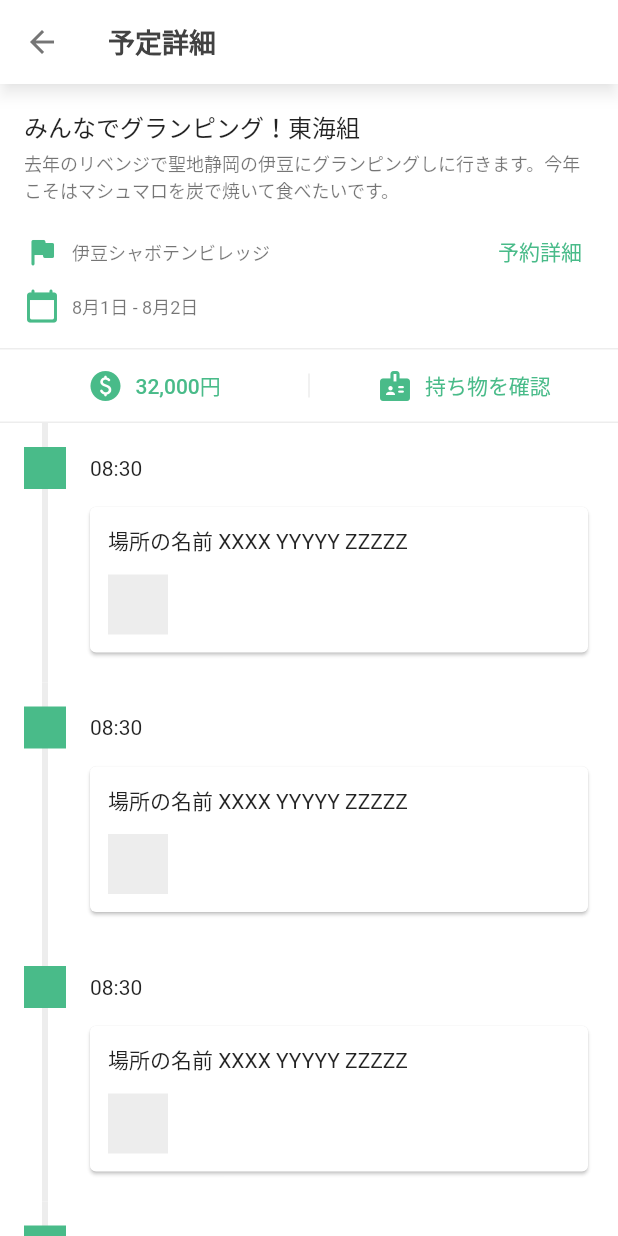
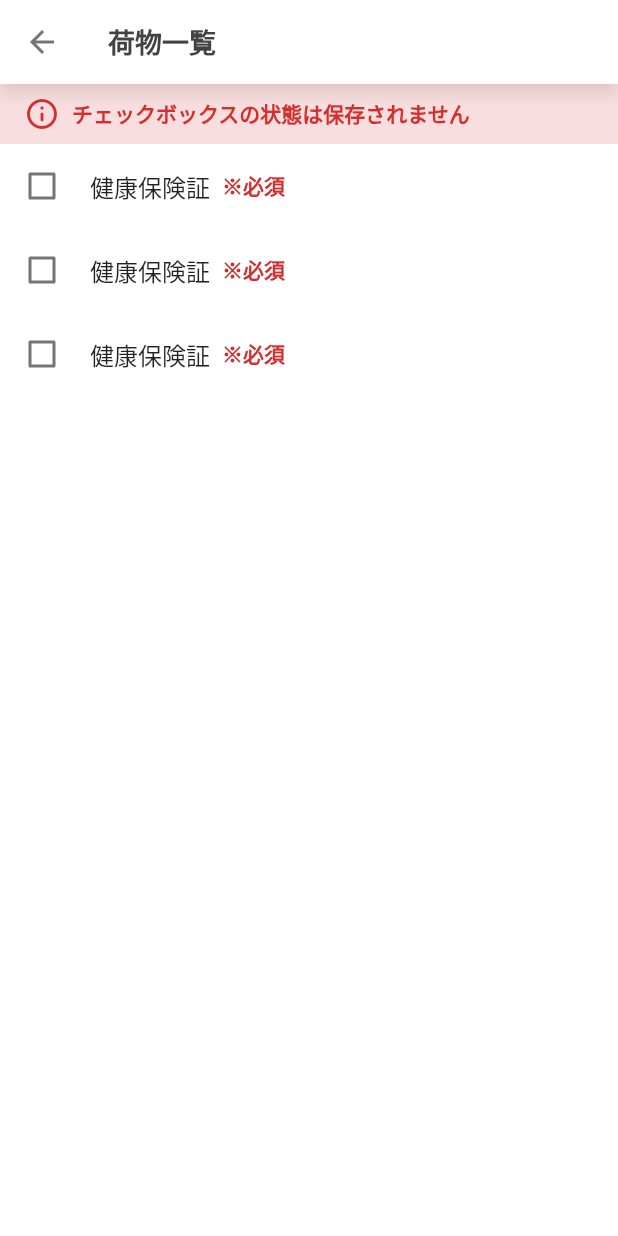
Before and after one commit to hayabusabusa/yrzy-shiori, a Flutter app: the PlanDetailScreen screen opened directly, after a tap on "持ち物を確認", on a phone screen of 412 x 824 dp. Run offline on Flutter 3.47's test engine with Material 2 defaults, Android fonts, the phone set to English and light mode, and no system bars; our stand-ins replace cloud_firestore, firebase_storage; missing offline and left inert: dart:ffi; accounts and stored records are empty.

Commit message:
ui: add brings screen

```diff
--- /dev/null
+++ b/lib/application/screens/brings_screen.dart
@@ -0,0 +1,35 @@
+import 'package:flutter/material.dart';
+
+import 'package:shiori/application/widgets/widgets.dart';
+
+class BringsScreen extends StatelessWidget {
+  const BringsScreen({ Key? key }) : super(key: key);
+
+  @override
+  Widget build(BuildContext context) {
+    return Scaffold(
+      appBar: AppBar(
+        title: Text('荷物一覧'),
+      ),
+      body: CustomScrollView(
+        slivers: [
+          // UI: Header
+          SliverList(
+            delegate: SliverChildListDelegate([
+              BringsHeader(),
+            ]),
+          ),
+          // UI: Items
+          SliverList(
+            delegate: SliverChildBuilderDelegate(
+              (context, index) {
+                return BringsCell();
+              },
+              childCount: 3
+            ),
+          ),
+        ],
+      ),
+    );
+  }
+}
--- a/lib/application/screens/plan_detail_screen.dart
+++ b/lib/application/screens/plan_detail_screen.dart
@@ -1,5 +1,6 @@
 import 'package:flutter/material.dart';
 
+import 'package:shiori/application/screens/screens.dart';
 import 'package:shiori/application/widgets/widgets.dart';
 
 class PlanDetailScreen extends StatelessWidget {
@@ -17,7 +18,13 @@ class PlanDetailScreen extends StatelessWidget {
             // UI: Header
             SliverList(
               delegate: SliverChildListDelegate([
-                PlanDetailHeader(),
+                PlanDetailHeader(
+                  onTapBrings: () {
+                    Navigator.of(context).push(
+                      MaterialPageRoute(builder: (_) => BringsScreen())
+                    );
+                  },
+                ),
               ]),
             ),
             // UI: Timelines
--- a/lib/application/screens/screens.dart
+++ b/lib/application/screens/screens.dart
@@ -1,3 +1,4 @@
+export 'brings_screen.dart';
 export 'debug_screen.dart';
 export 'plan_detail_screen.dart';
 export 'plans_screen.dart';
--- /dev/null
+++ b/lib/application/widgets/brings_cell.dart
@@ -0,0 +1,58 @@
+import 'package:flutter/material.dart';
+
+class BringsCell extends StatefulWidget {
+  const BringsCell({ Key? key }) : super(key: key);
+
+  @override
+  _BringsCellState createState() => _BringsCellState();
+}
+
+class _BringsCellState extends State<BringsCell> {
+  bool _isChecked = false;
+
+  @override
+  Widget build(BuildContext context) {
+    return InkWell(
+      onTap: () {
+        setState(() {
+          _isChecked = !_isChecked;
+        });
+      },
+      child: Container(
+        // `InkWell` のリップルエフェクトを表示したくないので敢えて色を指定する.
+        color: Theme.of(context).scaffoldBackgroundColor,
+        padding: const EdgeInsets.symmetric(horizontal: 4, vertical: 4),
+        child: Row(
+          children: [
+            Checkbox(
+              value: _isChecked,
+              activeColor: Theme.of(context).primaryColor,
+              onChanged: (value) {
+                setState(() {
+                  _isChecked = value ?? false;
+                });
+              },
+            ),
+            const SizedBox(width: 8,),
+            Flexible(
+              child: Text(
+                '健康保険証',
+                style: TextStyle(
+                  fontSize: 16,
+                ),
+              ),
+            ),
+            const SizedBox(width: 8,),
+            Text(
+              '※必須',
+              style: TextStyle(
+                color: Theme.of(context).errorColor,
+                fontWeight: FontWeight.w700
+              ),
+            ),
+          ],
+        ),
+      ),
+    );
+  }
+}
--- /dev/null
+++ b/lib/application/widgets/brings_header.dart
@@ -0,0 +1,29 @@
+import 'package:flutter/material.dart';
+
+class BringsHeader extends StatelessWidget {
+  const BringsHeader({ Key? key }) : super(key: key);
+
+  @override
+  Widget build(BuildContext context) {
+    return Container(
+      padding: const EdgeInsets.symmetric(horizontal: 16, vertical: 8),
+      color: Theme.of(context).errorColor.withOpacity(0.16),
+      child: Row(
+        children: [
+          Icon(
+            Icons.info_outline_rounded,
+            color: Theme.of(context).errorColor,
+          ),
+          const SizedBox(width: 8,),
+          Text(
+            'チェックボックスの状態は保存されません',
+            style: TextStyle(
+              fontWeight: FontWeight.w600,
+              color: Theme.of(context).errorColor,
+            ),
+          ),
+        ],
+      ),
+    );
+  }
+}
--- a/lib/application/widgets/plan_detail_header.dart
+++ b/lib/application/widgets/plan_detail_header.dart
@@ -1,7 +1,16 @@
+import 'dart:ffi';
+
 import 'package:flutter/material.dart';
 
 class PlanDetailHeader extends StatelessWidget {
-  const PlanDetailHeader({ Key? key }) : super(key: key);
+  final VoidCallback? onTapPrices;
+  final VoidCallback? onTapBrings;
+
+  const PlanDetailHeader({
+    Key? key,
+    this.onTapPrices,
+    this.onTapBrings,
+  }) : super(key: key);
 
   @override
   Widget build(BuildContext context) {
@@ -77,7 +86,7 @@ class PlanDetailHeader extends StatelessWidget {
             Expanded(
               flex: 1,
               child: TextButton.icon(
-                onPressed: () {},
+                onPressed: onTapPrices,
                 icon: Icon(Icons.paid_rounded),
                 label: Text('32,000円'),
               ),
@@ -90,7 +99,7 @@ class PlanDetailHeader extends StatelessWidget {
             Expanded(
               flex: 1,
               child: TextButton.icon(
-                onPressed: () {},
+                onPressed: onTapBrings,
                 icon: Icon(Icons.badge_rounded),
                 label: Text('持ち物を確認'),
               ),
--- a/lib/application/widgets/widgets.dart
+++ b/lib/application/widgets/widgets.dart
@@ -1,3 +1,5 @@
+export 'brings_cell.dart';
+export 'brings_header.dart';
 export 'plan_detail_header.dart';
 export 'plan_detail_timeline.dart';
 export 'plans_cell.dart';
```
